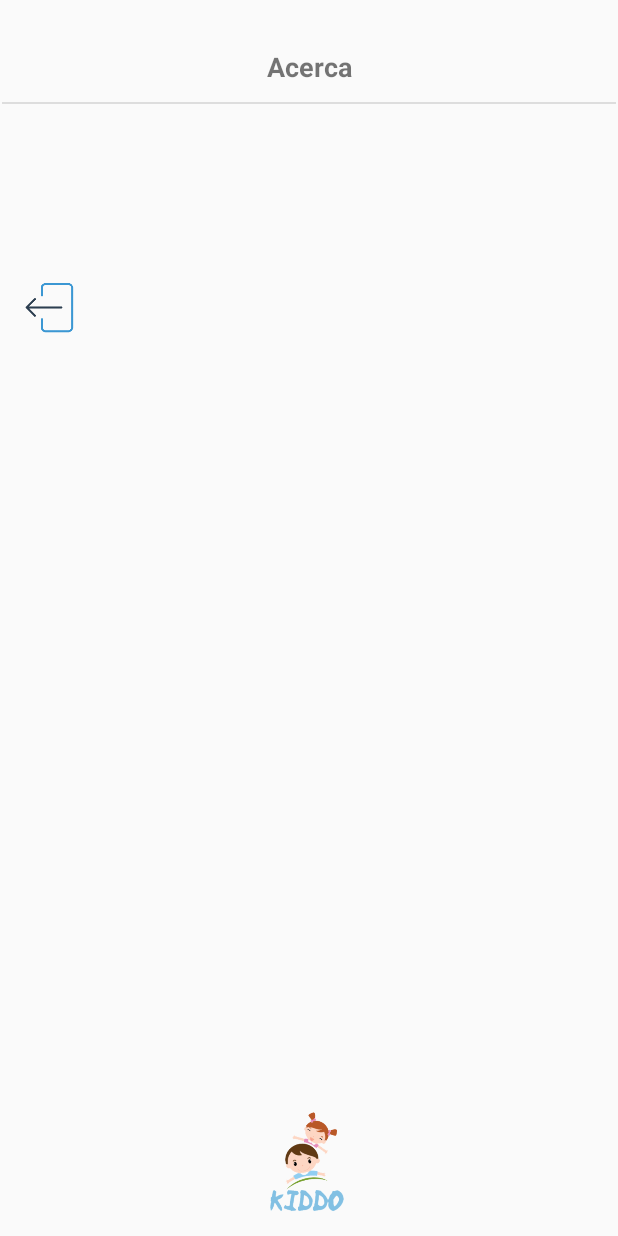
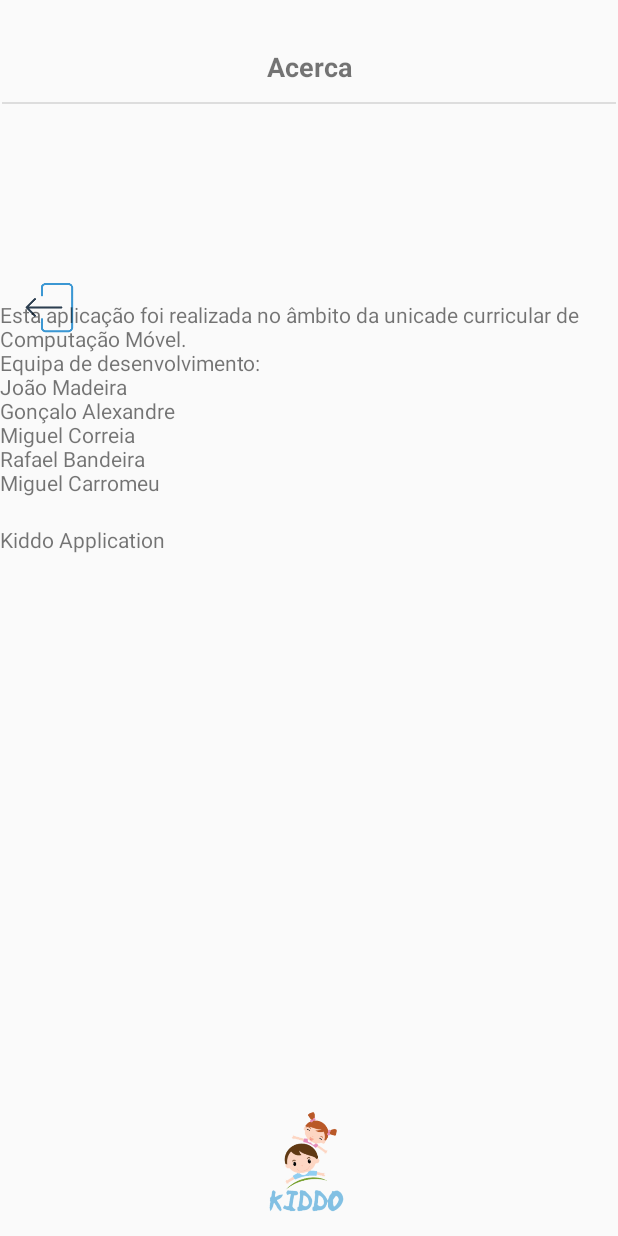
Before and after one commit to mascorreia/AndroidStudio-java-app_ParentalApp_Kiddo, an Android app: the AcercaActivity screen opened directly, with no data from a screen before it, on a phone screen of 412 x 824 dp. Run offline under Robolectric (Android 15) with nearby library versions, the phone set to English and light mode, and no system bars.

Commit message:
Acerca activity

```diff
--- a/app/src/main/java/com/dam/kiddo/AcercaActivity.java
+++ b/app/src/main/java/com/dam/kiddo/AcercaActivity.java
@@ -5,6 +5,7 @@ import androidx.appcompat.app.AppCompatActivity;
 import android.content.Intent;
 import android.os.Bundle;
 import android.view.View;
+import android.widget.TextView;
 
 public class AcercaActivity extends AppCompatActivity {
 
@@ -12,6 +13,26 @@ public class AcercaActivity extends AppCompatActivity {
     protected void onCreate(Bundle savedInstanceState) {
         super.onCreate(savedInstanceState);
         setContentView(R.layout.activity_acerca);
+
+        TextView mTitleWindow = (TextView) findViewById(R.id.messageWindow);
+        TextView mMessageWindow = (TextView) findViewById(R.id.titleWindow);
+
+        mTitleWindow.setText("Kiddo Application\n");
+
+        StringBuilder stringBuilder = new StringBuilder();
+        String someMessage = "Esta aplicação foi realizada no âmbito da unicade curricular de Computação Móvel.\n" +
+                "Equipa de desenvolvimento:\n" +
+                "João Madeira\n" +
+                "Gonçalo Alexandre\n" +
+                "Miguel Correia\n" +
+                "Rafael Bandeira\n" +
+                "Miguel Carromeu\n";
+
+
+        for (int i=0; i < 1; i++){
+            stringBuilder.append(someMessage);
+        }
+        mMessageWindow.setText(stringBuilder.toString());
     }
 
     public void voltarDefinicoes(View view){
--- a/app/src/main/res/layout/activity_acerca.xml
+++ b/app/src/main/res/layout/activity_acerca.xml
@@ -10,8 +10,10 @@
         android:id="@+id/logoKiddo"
         android:layout_width="120dp"
         android:layout_height="88dp"
+        android:layout_alignParentStart="true"
         android:layout_alignParentEnd="true"
         android:layout_alignParentBottom="true"
+        android:layout_marginStart="146dp"
         android:layout_marginTop="335dp"
         android:layout_marginEnd="145dp"
         android:layout_marginBottom="3dp"
@@ -64,4 +66,30 @@
         app:layout_constraintEnd_toEndOf="parent"
         app:layout_constraintStart_toStartOf="parent"
         app:layout_constraintTop_toTopOf="parent" />
+
+
+    <ScrollView
+        android:layout_width="match_parent"
+        android:layout_height="match_parent">
+
+        <RelativeLayout
+            android:layout_width="match_parent"
+            android:layout_height="match_parent"
+            android:layout_marginTop="150dp">
+
+            <TextView
+                android:id="@+id/titleWindow"
+                android:layout_width="match_parent"
+                android:layout_height="150dp"
+                android:layout_marginTop="50dp" />
+
+            <TextView
+                android:id="@+id/messageWindow"
+                android:layout_width="match_parent"
+                android:layout_height="match_parent"
+                android:layout_below="@+id/titleWindow" />
+
+        </RelativeLayout>
+    </ScrollView>
+
 </RelativeLayout>
```
